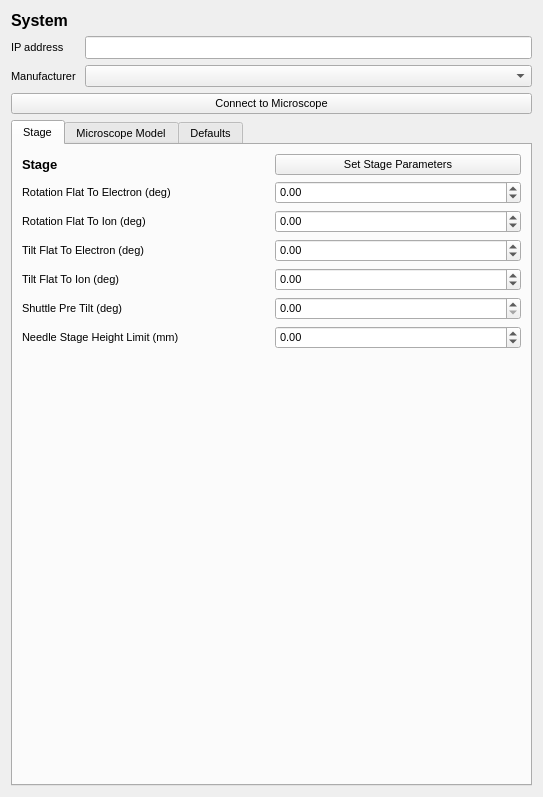
DeMarcoLab/fibsem, file fibsem/ui/qtdesigner_files/FibsemSystemSetupWidget.ui: the form before one commit.
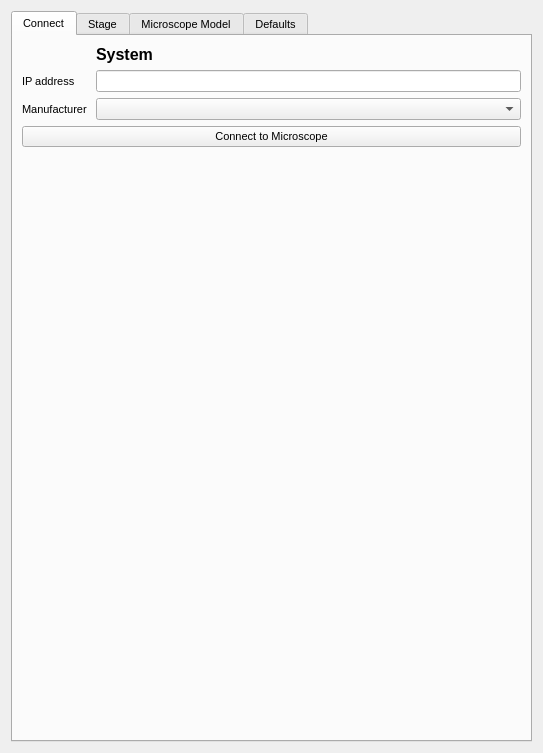
The form after the commit.

What changed in the file:
```diff
--- a/fibsem/ui/qtdesigner_files/FibsemSystemSetupWidget.ui
+++ b/fibsem/ui/qtdesigner_files/FibsemSystemSetupWidget.ui
@@ -19,18 +19,6 @@
    <string>Form</string>
   </property>
   <layout class="QGridLayout" name="gridLayout">
-   <item row="2" column="1">
-    <widget class="QLineEdit" name="lineEdit_ipadress"/>
-   </item>
-   <item row="3" column="1">
-    <widget class="QComboBox" name="comboBox_manufacturer">
-     <property name="font">
-      <font>
-       <pointsize>8</pointsize>
-      </font>
-     </property>
-    </widget>
-   </item>
    <item row="13" column="0" colspan="2">
     <widget class="QTabWidget" name="tabWidget">
      <property name="font">
@@ -44,6 +32,88 @@
      <property name="tabBarAutoHide">
       <bool>false</bool>
      </property>
+     <widget class="QWidget" name="tab_4">
+      <attribute name="title">
+       <string>Connect</string>
+      </attribute>
+      <layout class="QGridLayout" name="gridLayout_7">
+       <item row="4" column="0" colspan="2">
+        <widget class="QPushButton" name="microscope_button">
+         <property name="font">
+          <font>
+           <pointsize>8</pointsize>
+          </font>
+         </property>
+         <property name="text">
+          <string>Connect to Microscope</string>
+         </property>
+        </widget>
+       </item>
+       <item row="1" column="0">
+        <widget class="QLabel" name="label_ip_address">
+         <property name="font">
+          <font>
+           <pointsize>8</pointsize>
+          </font>
+         </property>
+         <property name="text">
+          <string>IP address</string>
+         </property>
+        </widget>
+       </item>
+       <item row="3" column="0">
+        <widget class="QLabel" name="label_manufacturer">
+         <property name="font">
+          <font>
+           <pointsize>8</pointsize>
+          </font>
+         </property>
+         <property name="text">
+          <string>Manufacturer </string>
+         </property>
+        </widget>
+       </item>
+       <item row="0" column="1">
+        <widget class="QLabel" name="label_title">
+         <property name="font">
+          <font>
+           <pointsize>12</pointsize>
+           <weight>75</weight>
+           <bold>true</bold>
+          </font>
+         </property>
+         <property name="text">
+          <string>System</string>
+         </property>
+        </widget>
+       </item>
+       <item row="3" column="1">
+        <widget class="QComboBox" name="comboBox_manufacturer">
+         <property name="font">
+          <font>
+           <pointsize>8</pointsize>
+          </font>
+         </property>
+        </widget>
+       </item>
+       <item row="1" column="1">
+        <widget class="QLineEdit" name="lineEdit_ipadress"/>
+       </item>
+       <item row="5" column="0">
+        <spacer name="verticalSpacer_5">
+         <property name="orientation">
+          <enum>Qt::Vertical</enum>
+         </property>
+         <property name="sizeHint" stdset="0">
+          <size>
+           <width>20</width>
+           <height>40</height>
+          </size>
+         </property>
+        </spacer>
+       </item>
+      </layout>
+     </widget>
      <widget class="QWidget" name="stage_tab">
       <attribute name="title">
        <string>Stage</string>
@@ -1030,56 +1100,6 @@
      </widget>
     </widget>
    </item>
-   <item row="2" column="0">
-    <widget class="QLabel" name="label_ip_address">
-     <property name="font">
-      <font>
-       <pointsize>8</pointsize>
-      </font>
-     </property>
-     <property name="text">
-      <string>IP address</string>
-     </property>
-    </widget>
-   </item>
-   <item row="3" column="0">
-    <widget class="QLabel" name="label_manufacturer">
-     <property name="font">
-      <font>
-       <pointsize>8</pointsize>
-      </font>
-     </property>
-     <property name="text">
-      <string>Manufacturer </string>
-     </property>
-    </widget>
-   </item>
-   <item row="4" column="0" colspan="2">
-    <widget class="QPushButton" name="microscope_button">
-     <property name="font">
-      <font>
-       <pointsize>8</pointsize>
-      </font>
-     </property>
-     <property name="text">
-      <string>Connect to Microscope</string>
-     </property>
-    </widget>
-   </item>
-   <item row="0" column="0" colspan="2">
-    <widget class="QLabel" name="label_title">
-     <property name="font">
-      <font>
-       <pointsize>12</pointsize>
-       <weight>75</weight>
-       <bold>true</bold>
-      </font>
-     </property>
-     <property name="text">
-      <string>System</string>
-     </property>
-    </widget>
-   </item>
   </layout>
  </widget>
  <resources/>
```
